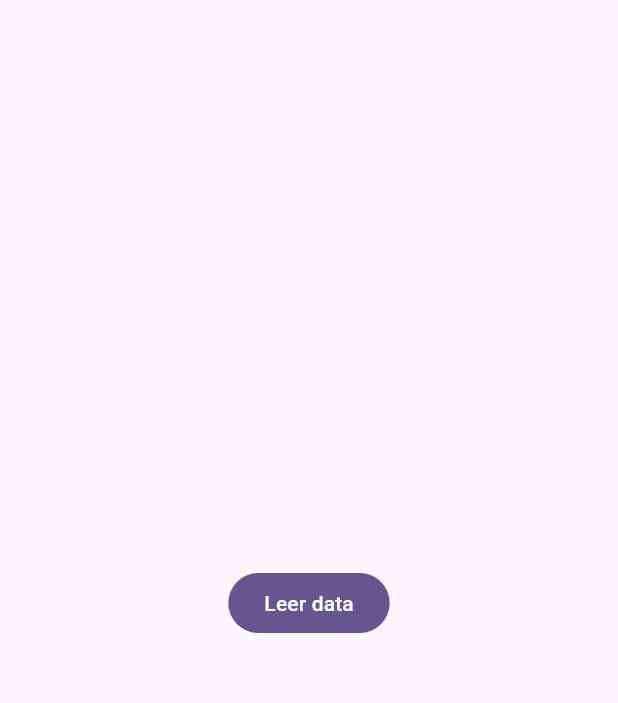
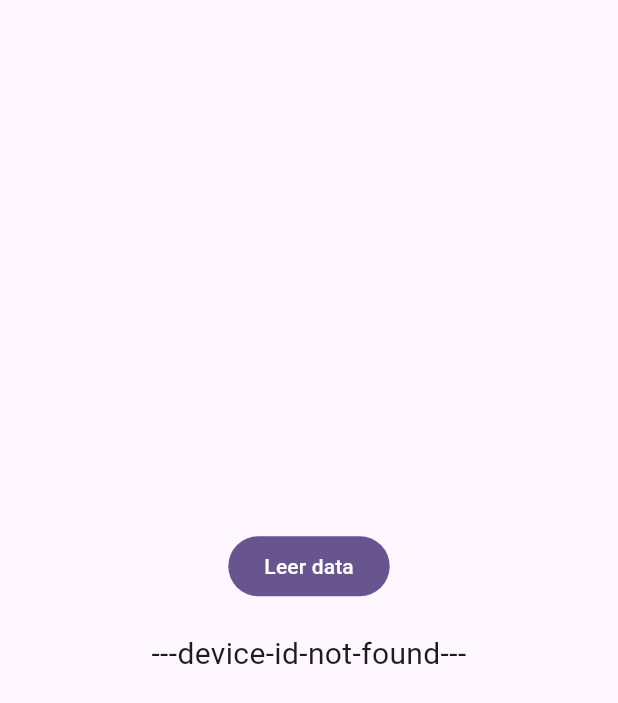
Before and after one commit to sfperusacdev/managersdk, a Flutter app: the screen it shows after launch, after a tap on "Leer data", on a phone screen of 412 x 824 dp. Shown: the top 703 px of the screen. Run offline on Flutter 3.47's test engine with Material 2 defaults, Android fonts, the phone set to English and light mode, and no system bars; missing offline and left inert: shared_preferences_content_provider.

Commit message:
add device id reader

```diff
--- a/example/lib/main.dart
+++ b/example/lib/main.dart
@@ -30,6 +30,7 @@ class MyHome extends StatefulWidget {
 
 class _MyHomeState extends State<MyHome> {
   List<Licence> licences = [];
+  String deviceID = "";
   @override
   Widget build(BuildContext context) {
     return Scaffold(
@@ -42,6 +43,7 @@ class _MyHomeState extends State<MyHome> {
               onPressed: () async {
                 final notifier = ScaffoldMessenger.of(context);
                 try {
+                  deviceID = await ManagerSDKF().deviceID();
                   final result = await ManagerSDKF().readLicences();
                   setState(() => licences = result);
                 } catch (err) {
@@ -50,6 +52,12 @@ class _MyHomeState extends State<MyHome> {
                 }
               },
               child: const Text("Leer data"),
+            ),
+            const SizedBox(height: 20.0),
+            Text(
+              deviceID,
+              style: const TextStyle(fontSize: 20),
+              textAlign: TextAlign.center,
             ),
             const SizedBox(height: 20.0),
             ...licences.map(
--- a/lib/managersdk.dart
+++ b/lib/managersdk.dart
@@ -33,4 +33,15 @@ Asegúrate de tener la aplicación correcta instalada e intenta nuevamente.''');
       throw Exception("No se pudo leer las licencias");
     }
   }
+
+  Future<String> deviceID() async {
+    if (!_wastInited) await _init();
+    try {
+      final value = await SharedPreferencesContentProvider.get("device_id");
+      if (value is String) return value;
+      return "---device-id-not-found---";
+    } catch (err) {
+      throw Exception("No se pudo leer el identificador del dispositivo");
+    }
+  }
 }
--- a/pubspec.yaml
+++ b/pubspec.yaml
@@ -1,6 +1,6 @@
 name: managersdk
 description: Simple sdk
-version: 0.1.0
+version: 0.1.1
 homepage: https://github.com/sfperusacdev/managersdk
 
 environment:
```
Also changed, not shown: 2 other files.
